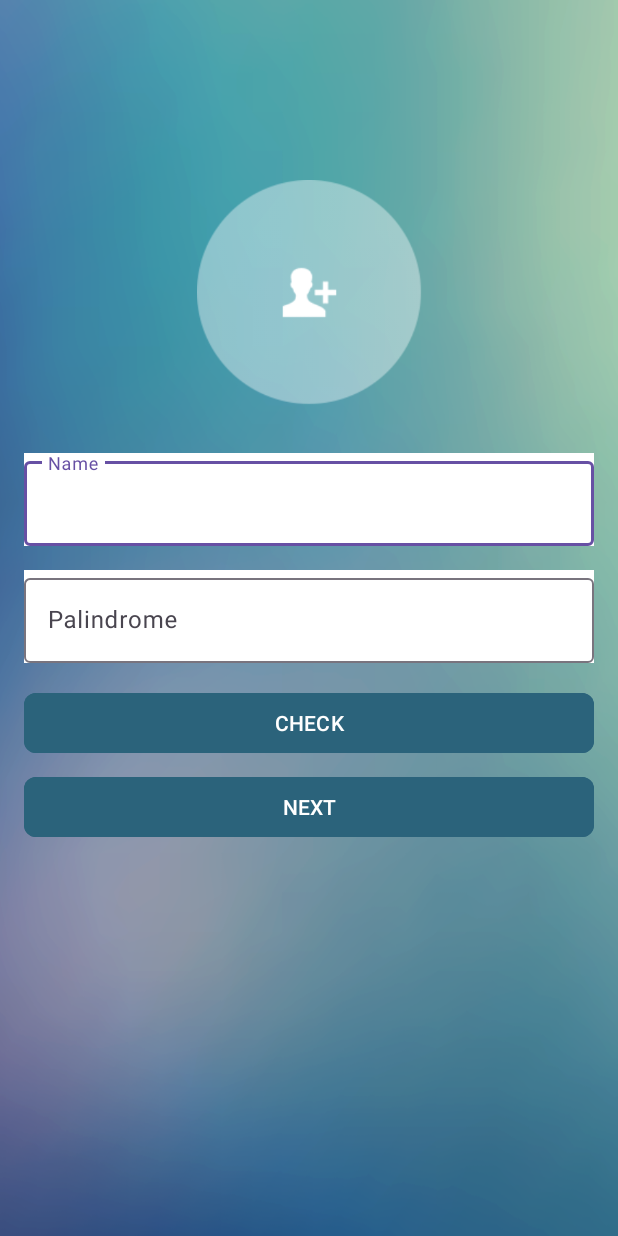
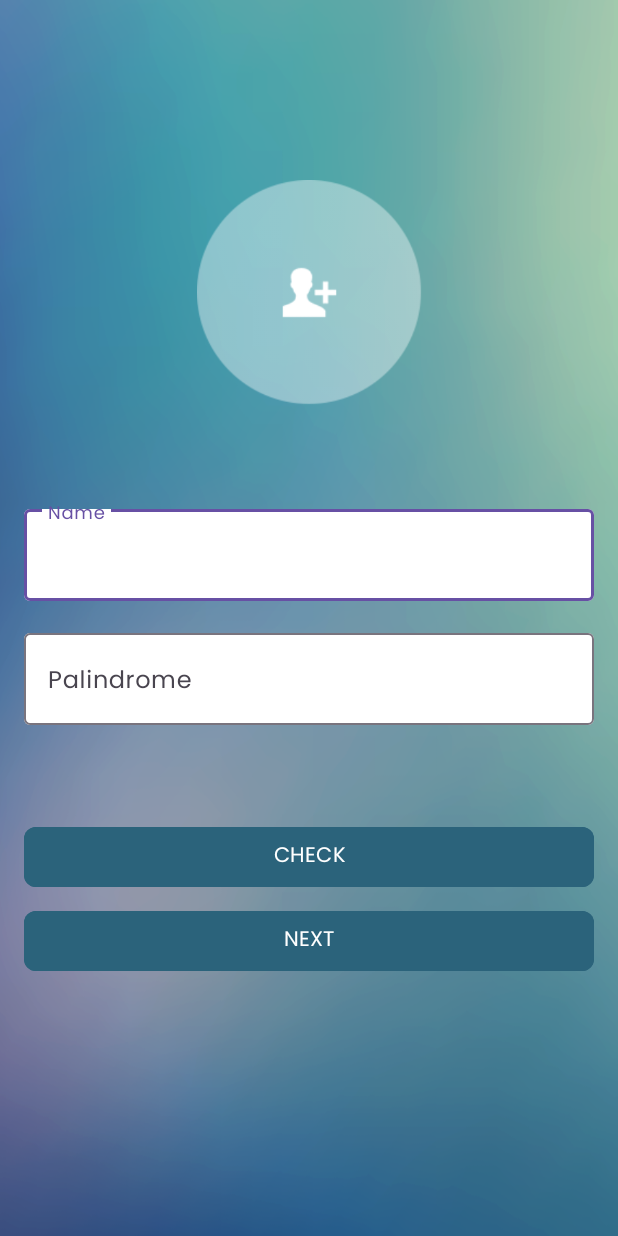
Before and after one commit to AndricoHalim/SuitmediaTest, an Android app: the screen it shows after launch (FirstScreenActivity), on a phone screen of 412 x 824 dp. Run offline under Robolectric (Android 15) with nearby library versions, the phone set to English and light mode, and no system bars.

Commit message:
change font

```diff
--- a/app/src/main/java/com/andricohalim/suitmediatest/ui/secondscreen/SecondScreenActivity.kt
+++ b/app/src/main/java/com/andricohalim/suitmediatest/ui/secondscreen/SecondScreenActivity.kt
@@ -52,6 +52,7 @@ class SecondScreenActivity : AppCompatActivity() {
         }
     }
 
+
     override fun onResume() {
         super.onResume()
         binding.tvUser.text = intent.getStringExtra(USERNAME)
--- a/app/src/main/res/layout/activity_first_screen.xml
+++ b/app/src/main/res/layout/activity_first_screen.xml
@@ -23,16 +23,17 @@
         android:layout_width="match_parent"
         android:layout_height="wrap_content"
         android:hint="@string/name"
-        android:background="@color/white"
-        android:layout_marginTop="32dp"
+        android:layout_marginTop="64dp"
         android:layout_marginStart="16dp"
         android:layout_marginEnd="16dp"
+        app:boxBackgroundColor="@color/white"
         app:layout_constraintEnd_toEndOf="parent"
         app:layout_constraintStart_toStartOf="parent"
         app:layout_constraintTop_toBottomOf="@+id/ivProfile">
 
         <com.google.android.material.textfield.TextInputEditText
             android:id="@+id/ed_Name"
+            android:fontFamily="@font/poppins"
             android:layout_width="match_parent"
             android:layout_height="wrap_content" />
     </com.google.android.material.textfield.TextInputLayout>
@@ -42,7 +43,7 @@
         android:layout_width="match_parent"
         android:layout_height="wrap_content"
         android:hint="@string/palindrome"
-        android:background="@color/white"
+        app:boxBackgroundColor="@color/white"
         android:layout_marginTop="16dp"
         android:layout_marginStart="16dp"
         android:layout_marginEnd="16dp"
@@ -52,6 +53,7 @@
 
         <com.google.android.material.textfield.TextInputEditText
             android:id="@+id/ed_Palindrome"
+            android:fontFamily="@font/poppins"
             android:layout_width="match_parent"
             android:layout_height="wrap_content" />
     </com.google.android.material.textfield.TextInputLayout>
@@ -60,10 +62,11 @@
         android:id="@+id/btnCheck"
         android:layout_width="match_parent"
         android:layout_height="wrap_content"
-        android:layout_marginTop="16dp"
+        android:layout_marginTop="64dp"
         android:layout_marginStart="16dp"
         android:layout_marginEnd="16dp"
         android:text="@string/check"
+        android:fontFamily="@font/poppins"
         android:backgroundTint="@color/green"
         app:cornerRadius="8dp"
         app:layout_constraintEnd_toEndOf="parent"
@@ -78,6 +81,7 @@
         android:layout_marginStart="16dp"
         android:layout_marginEnd="16dp"
         android:text="@string/next"
+        android:fontFamily="@font/poppins"
         android:backgroundTint="@color/green"
         app:cornerRadius="8dp"
         app:layout_constraintEnd_toEndOf="parent"
--- a/app/src/main/res/layout/activity_second_screen.xml
+++ b/app/src/main/res/layout/activity_second_screen.xml
@@ -20,6 +20,7 @@
             android:layout_height="?attr/actionBarSize"
             app:titleCentered="true"
             app:title="Second Screen"
+            android:fontFamily="@font/poppins"
             app:layout_constraintEnd_toEndOf="parent"
             app:layout_constraintStart_toStartOf="parent"
             app:layout_constraintTop_toTopOf="parent" />
@@ -33,6 +34,7 @@
         android:layout_height="wrap_content"
         android:layout_marginStart="16dp"
         android:text="@string/welcome"
+        android:fontFamily="@font/poppins"
         app:layout_constraintStart_toStartOf="parent"
         app:layout_constraintTop_toBottomOf="@+id/actionBar" />
 
@@ -43,6 +45,7 @@
         android:layout_marginStart="16dp"
         android:textSize="24sp"
         android:text="User"
+        android:fontFamily="@font/poppins"
         app:layout_constraintStart_toStartOf="parent"
         app:layout_constraintTop_toBottomOf="@+id/tvWelcome" />
 
@@ -51,6 +54,7 @@
         android:layout_width="wrap_content"
         android:layout_height="wrap_content"
         android:text="@string/selected_user_name"
+        android:fontFamily="@font/poppins"
         android:textSize="24sp"
         android:textStyle="bold"
         app:layout_constraintBottom_toBottomOf="parent"
@@ -66,6 +70,7 @@
         android:layout_marginEnd="16dp"
         android:layout_marginBottom="16dp"
         android:text="@string/choose_a_user"
+        android:fontFamily="@font/poppins"
         android:backgroundTint="@color/green"
         app:cornerRadius="8dp"
         app:layout_constraintBottom_toBottomOf="parent"
--- a/app/src/main/res/layout/activity_third_screen.xml
+++ b/app/src/main/res/layout/activity_third_screen.xml
@@ -4,11 +4,13 @@
     xmlns:tools="http://schemas.android.com/tools"
     android:layout_width="match_parent"
     android:layout_height="match_parent"
+    android:background="@color/white"
     tools:context=".ui.thirdscreen.ThirdScreenActivity">
 
     <com.google.android.material.appbar.AppBarLayout
         android:id="@+id/actionBar"
         android:layout_width="match_parent"
+        android:background="@color/white"
         android:layout_height="?attr/actionBarSize"
         app:layout_constraintEnd_toEndOf="parent"
         app:layout_constraintStart_toStartOf="parent"
@@ -17,6 +19,7 @@
         <com.google.android.material.appbar.MaterialToolbar
             android:id="@+id/toolbar"
             android:layout_width="match_parent"
+            android:fontFamily="@font/poppins"
             android:layout_height="?attr/actionBarSize"
             app:titleCentered="true"
             app:title="Third Screen" />
@@ -56,7 +59,8 @@
         android:layout_height="wrap_content"
         android:text="@string/error"
         android:textSize="24sp"
-        android:visibility="gone"
+        android:visibility="visible"
+        android:fontFamily="@font/poppins"
         app:layout_constraintBottom_toBottomOf="parent"
         app:layout_constraintEnd_toEndOf="parent"
         app:layout_constraintStart_toStartOf="@+id/swiperefresh"
--- a/app/src/main/res/layout/user_item.xml
+++ b/app/src/main/res/layout/user_item.xml
@@ -31,6 +31,7 @@
             android:layout_width="wrap_content"
             android:layout_height="wrap_content"
             android:text="@string/firstname"
+            android:fontFamily="@font/poppins"
             android:layout_marginStart="24dp"
             android:layout_marginTop="16dp"
             app:layout_constraintStart_toEndOf="@+id/ivUser"
@@ -41,6 +42,7 @@
             android:layout_width="wrap_content"
             android:layout_height="wrap_content"
             android:text="@string/lastname"
+            android:fontFamily="@font/poppins"
             android:layout_marginTop="16dp"
             android:layout_marginStart="4dp"
             app:layout_constraintStart_toEndOf="@+id/tvFirstName"
@@ -51,6 +53,7 @@
             android:layout_width="wrap_content"
             android:layout_height="wrap_content"
             android:text="@string/email_email_com"
+            android:fontFamily="@font/poppins"
             android:layout_marginStart="24dp"
             android:layout_marginTop="8dp"
             app:layout_constraintStart_toEndOf="@+id/ivUser"
--- /dev/null
+++ b/app/src/main/res/values-v21/themes.xml
@@ -0,0 +1,8 @@
+<?xml version="1.0" encoding="utf-8"?>
+<resources>
+
+    <style name="Base.Theme.SuitmediaTest" parent="Theme.Material3.DayNight.NoActionBar">
+
+        <item name="android:statusBarColor">@color/green</item>
+    </style>
+</resources>
--- a/app/src/main/res/values/strings.xml
+++ b/app/src/main/res/values/strings.xml
@@ -18,4 +18,6 @@
     <string name="yes_it_s_palindrome">Yes, it\'s palindrome</string>
     <string name="no_it_s_not_palindrome">No, it\'s not palindrome</string>
     <string name="user_image">User Image</string>
+    <string name="name_can_t_be_empty">Name can\'t be empty</string>
+    <string name="palindrome_cant_be_empty">Palindrome cant be empty</string>
 </resources>
--- a/build.gradle.kts
+++ b/build.gradle.kts
@@ -1,5 +1,9 @@
+buildscript {
+    val agp_version by extra("8.1.0")
+    val agp_version1 by extra("8.1.0")
+}
 // Top-level build file where you can add configuration options common to all sub-projects/modules.
 plugins {
-    id("com.android.application") version "8.2.0" apply false
+    id("com.android.application") version "8.1.0" apply false
     id("org.jetbrains.kotlin.android") version "1.9.10" apply false
 }
```
Also changed, not shown: app/src/main/java/com/andricohalim/suitmediatest/ui/firstscreen/FirstScreenActivity.kt (+29 -18 lines), app/src/main/java/com/andricohalim/suitmediatest/ui/thirdscreen/ThirdScreenActivity.kt (+18 -0 lines), app/src/main/res/layout/customactionbar.xml (deleted, +0 -16 lines), app/src/main/res/layout/customdialog.xml (+15 -5 lines), app/src/main/res/values/themes.xml (+0 -17 lines), app/src/main/res/font/poppins.ttf (added), gradle/wrapper/gradle-wrapper.properties.
